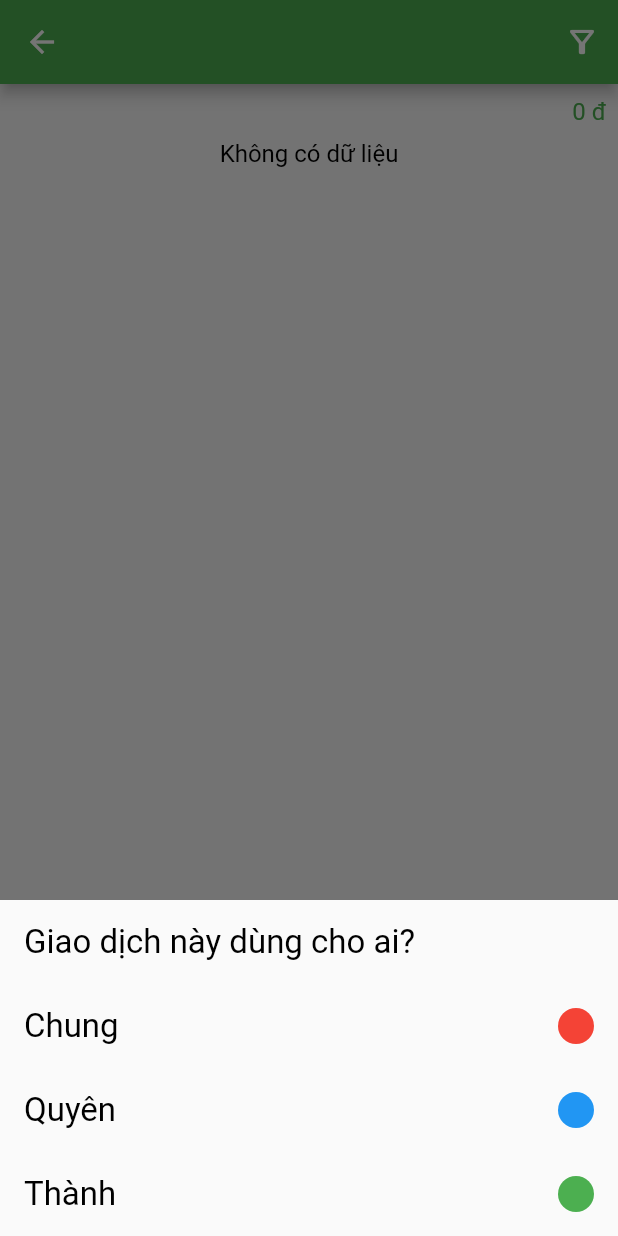
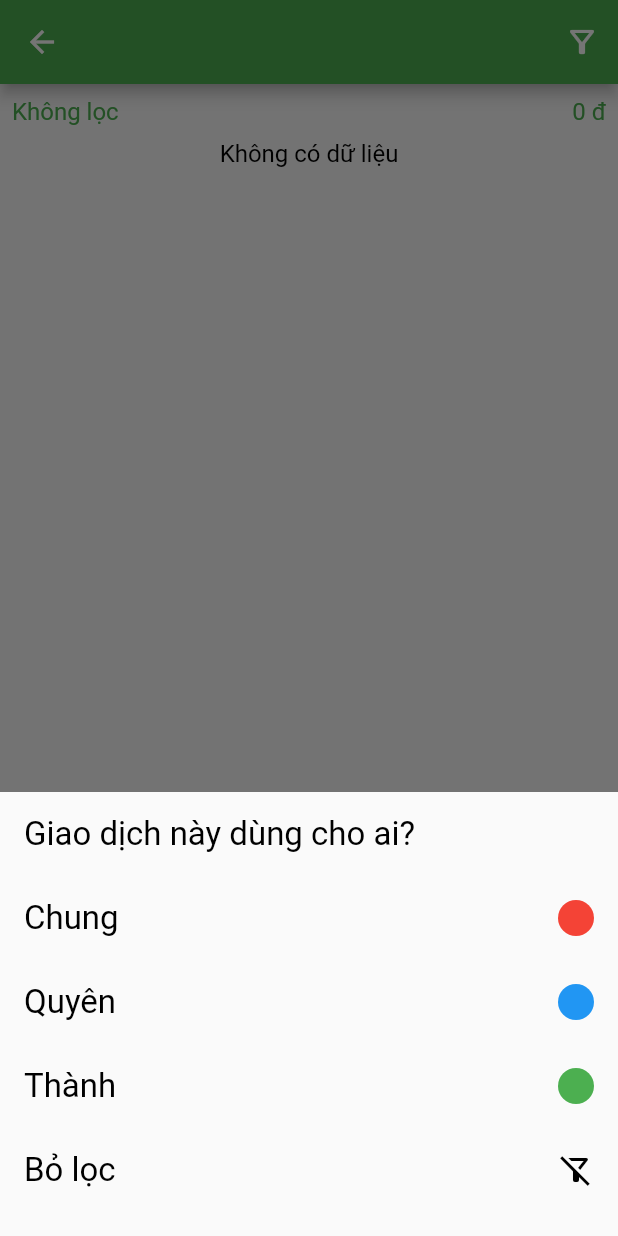
Before and after one commit to ThanhPhungTien/Money, a Flutter app: the ReportDetailPage screen opened directly with empty values, after a tap on the "filter alt" icon, on a phone screen of 412 x 824 dp. Run offline on Flutter 3.47's test engine with Material 2 defaults, Android fonts, the phone set to English and light mode, and no system bars; our stand-ins replace another_flushbar, bloc, cloud_firestore, connectivity_plus, equatable, firebase_core and 7 more; missing offline and left inert: money_input_formatter; accounts and stored records are empty.

Commit message:
update new ui

```diff
--- a/lib/enum/local_db/db_constant.dart
+++ b/lib/enum/local_db/db_constant.dart
@@ -4,7 +4,7 @@ class DBConfig {
 }
 
 class DBCommand {
-  static const String createTransactionTable = 'CREATE TABLE IF NOT EXISTS ${TableName.transaction} (id TEXT PRIMARY KEY, description TEXT, groupId TEXT, groupName TEXT, value INTEGER, type INTEGER, createdTime INTEGER, updateTime INTEGER, mode INTEGER, year INTEGER, month INTEGER)';
+  static const String createTransactionTable = 'CREATE TABLE IF NOT EXISTS ${TableName.transaction} (id TEXT PRIMARY KEY, description TEXT, groupId TEXT, groupName TEXT, value INTEGER, type INTEGER, transactionFor INTEGER, createdTime INTEGER, updateTime INTEGER, mode INTEGER, year INTEGER, month INTEGER)';
   static const String createGroupTable = 'CREATE TABLE IF NOT EXISTS ${TableName.group} (id TEXT PRIMARY KEY, name TEXT, description TEXT, createdTime INTEGER, updateTime INTEGER, mode INTEGER, year INTEGER, month INTEGER)';
 }
 
--- a/lib/enum/transaction_for/transaction_for.dart
+++ b/lib/enum/transaction_for/transaction_for.dart
@@ -1,4 +1,5 @@
 class TransactionFor {
+  static const int none = -1;
   static const int all = 0;
   static const int quyen = 1;
   static const int thanh = 2;
--- a/lib/pages/report/report_page.dart
+++ b/lib/pages/report/report_page.dart
@@ -4,7 +4,7 @@ import 'package:flutter/material.dart';
 import 'package:flutter_bloc/flutter_bloc.dart';
 import 'package:money/pages/report/report_cubit.dart';
 import 'package:money/pages/report_detail/report_detail_page.dart';
-import 'package:month_picker_dialog_2/month_picker_dialog_2.dart';
+import 'package:month_picker_dialog/month_picker_dialog.dart';
 
 import '../../tool/tool.dart';
 
--- a/lib/pages/report_detail/report_detail_cubit.dart
+++ b/lib/pages/report_detail/report_detail_cubit.dart
@@ -1,21 +1,25 @@
-import 'dart:developer';
-
 import 'package:bloc/bloc.dart';
 import 'package:meta/meta.dart';
+import 'package:money/enum/transaction_for/transaction_for.dart';
 import 'package:money/model/transaction_by_name/transaction_by_name.dart';
 
 part 'report_detail_state.dart';
 
 class ReportDetailCubit extends Cubit<ReportDetailState> {
-  ReportDetailCubit() : super(ReportDetailInitial(const <TransactionByName>[]));
+  ReportDetailCubit()
+      : super(ReportDetailInitial(
+          const <TransactionByName>[],
+          TransactionFor.all,
+        ));
   List<TransactionByName> origin = [];
   List<TransactionByName> data = [];
+  int filter = TransactionFor.none;
 
   void initData(List<TransactionByName> data) {
     data.sort((a, b) => b.totalValue.abs().compareTo(a.totalValue.abs()));
     this.data = List.from(data);
     origin = List.from(data);
-    emit(ReportDetailInitial(data));
+    emit(ReportDetailInitial(data, filter));
   }
 
   void changeOpen(int index) {
@@ -23,10 +27,15 @@ class ReportDetailCubit extends Cubit<ReportDetailState> {
       isOpen: !data[index].isOpen,
     );
 
-    emit(ReportDetailInitial(data));
+    emit(ReportDetailInitial(data, filter));
   }
 
   void applyFilter(int filter) {
+    this.filter = filter;
+    if (filter == -1) {
+      emit(ReportDetailInitial(List.from(origin), filter));
+      return;
+    }
 
     List<TransactionByName> listName = origin
         .map((element) => element.copyWith(
@@ -35,9 +44,16 @@ class ReportDetailCubit extends Cubit<ReportDetailState> {
               }).toList(),
             ))
         .toList();
+    listName.removeWhere((element) => element.data.isEmpty);
 
-    listName.removeWhere((element) => element.data.isEmpty);
-    data = List.from(listName);
-    emit(ReportDetailInitial(listName));
+    data = listName.map((e) {
+      int totalValue = 0;
+      for (var element in e.data) {
+        totalValue += element.value * element.mode;
+      }
+      return e.copyWith(totalValue: totalValue);
+    }).toList();
+
+    emit(ReportDetailInitial(data, filter));
   }
 }
--- a/lib/pages/report_detail/report_detail_page.dart
+++ b/lib/pages/report_detail/report_detail_page.dart
@@ -35,19 +35,26 @@ class ReportDetailPage extends StatelessWidget {
             int total = state.data.fold(0, (p, c) => p + c.totalValue);
             return ListView(
               children: [
-                Row(
-                  mainAxisAlignment: MainAxisAlignment.end,
-                  children: [
-                    Padding(
-                      padding: const EdgeInsets.all(8.0),
-                      child: Text(
+                Padding(
+                  padding: const EdgeInsets.all(8.0),
+                  child: Row(
+                    children: [
+                      Expanded(
+                        child: Text(
+                          textByGoal(state.filter),
+                          style: textTheme.labelMedium?.copyWith(
+                            color: total < 0 ? Colors.red : Colors.green,
+                          ),
+                        ),
+                      ),
+                      Text(
                         moneyFormat(total),
                         style: textTheme.labelMedium?.copyWith(
                           color: total < 0 ? Colors.red : Colors.green,
                         ),
                       ),
-                    ),
-                  ],
+                    ],
+                  ),
                 ),
                 if (state.data.isEmpty)
                   Center(
@@ -146,6 +153,7 @@ class ReportDetailPage extends StatelessWidget {
               shrinkWrap: true,
               physics: const NeverScrollableScrollPhysics(),
               itemCount: 3,
+              padding: EdgeInsets.zero,
               itemBuilder: (context, index) {
                 return ListTile(
                   onTap: () {
@@ -159,7 +167,16 @@ class ReportDetailPage extends StatelessWidget {
                   ),
                 );
               },
-            )
+            ),
+            ListTile(
+              onTap: () {
+                bloc.applyFilter(-1);
+                Navigator.pop(context);
+              },
+              title: const Text('Bỏ lọc'),
+              trailing: const Icon(Icons.filter_alt_off_outlined),
+            ),
+            const SizedBox(height: 16),
           ],
         );
       },
--- a/lib/pages/report_detail/report_detail_state.dart
+++ b/lib/pages/report_detail/report_detail_state.dart
@@ -5,6 +5,7 @@ abstract class ReportDetailState {}
 
 class ReportDetailInitial extends ReportDetailState {
   final List<TransactionByName> data;
+  final int filter;
 
-  ReportDetailInitial(this.data);
+  ReportDetailInitial(this.data, this.filter);
 }
--- a/lib/tool/tool.dart
+++ b/lib/tool/tool.dart
@@ -1,9 +1,12 @@
+import 'dart:developer';
+
 import 'package:flutter/material.dart';
 import 'package:intl/date_symbol_data_local.dart';
 import 'package:intl/intl.dart';
 import 'package:money/enum/transaction_for/transaction_for.dart';
 
 bool isMoney(String value) {
+  log('input ${value.trim()}');
   try {
     String data = value.replaceAll(',', '').trim();
     int.parse(data);
@@ -83,7 +86,7 @@ String textByGoal(int type) {
     case TransactionFor.thanh:
       return 'Thành';
     default:
-      return 'Chung';
+      return 'Không lọc';
   }
 }
 Color colorByGoal(int type) {
--- a/pubspec.yaml
+++ b/pubspec.yaml
@@ -29,12 +29,13 @@ dependencies:
   another_flushbar: ^1.12.29
   connectivity_plus: ^3.0.3
   shared_preferences: ^2.0.18
-  month_picker_dialog_2: ^0.6.2+1
+  month_picker_dialog: ^1.0.0
   flutter_multi_formatter: ^2.10.2
   bloc: ^8.1.1
   meta: any
   freezed_annotation: ^2.2.0
   freezed: ^2.3.2
+  money_input_formatter: ^2.0.0
 
 dev_dependencies:
   flutter_test:
```
Also changed, not shown: lib/pages/create_transaction/create_transaction_page.dart (+11 -3 lines), lib/pages/home/home_page.dart (+12 -7 lines), lib/pages/transaction_list/transaction_list_view.dart (+6 -1 lines), pubspec.lock, 1 other file.
